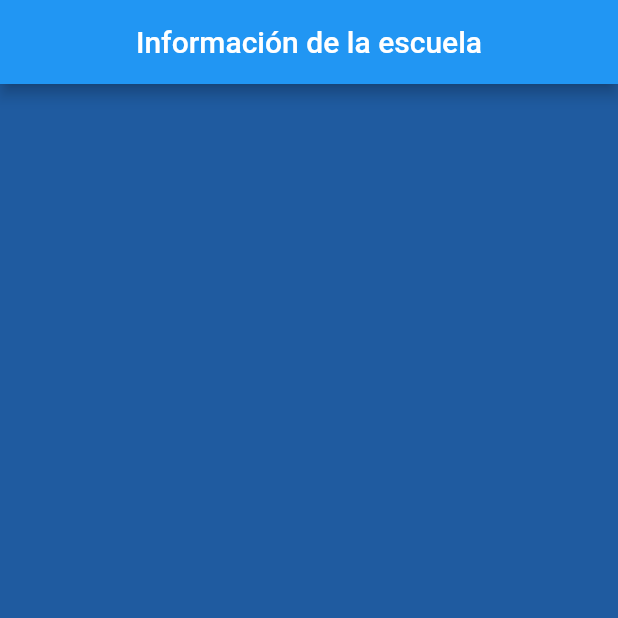
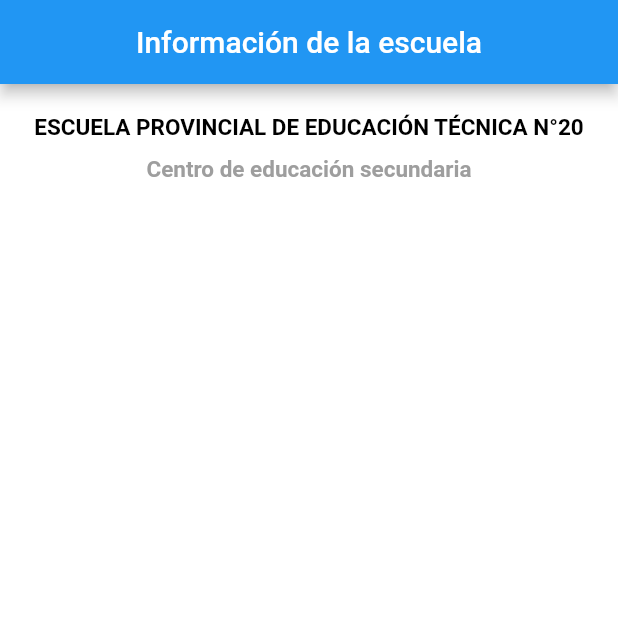
Before and after one commit to MauryBenavidez/School-maps, a Flutter app: the screen it shows after launch, on a phone screen of 412 x 824 dp, the top half of it. Run offline on Flutter 3.47's test engine with Material 2 defaults, Android fonts, the phone set to English and light mode, and no system bars; Roboto replaces fonts that are missing (Impact).

Commit message:
Pantalla Info Escuela - Añadiendo titulo
Se le añadió el titulo de la escuela a la pantalla.

```diff
--- a/lib/views/info_school.dart
+++ b/lib/views/info_school.dart
@@ -14,7 +14,39 @@ class ViewInfoSchool extends State<InfoSchool> {
         title: Text('Información de la escuela'),
         centerTitle: true,
       ),
-      backgroundColor: (Color(0xFF1F5BA0)),
+      backgroundColor: (Color(0xFFFFFFFF)),
+      body: Center(
+        child: Column(
+          children: [
+            SizedBox(
+              height: 20.0,
+            ),
+            Text(
+              "Escuela Provincial de Educación Técnica N°20".toUpperCase(),
+              textAlign: TextAlign.center,
+              style: TextStyle(
+                color: Colors.black,
+                fontSize: 15,
+                fontWeight: FontWeight.bold,
+                fontFamily: 'Impact',
+              ),
+            ),
+            SizedBox(
+              height: 10.0,
+            ),
+            Text(
+              "Centro de educación secundaria",
+              textAlign: TextAlign.start,
+              style: TextStyle(
+                color: Colors.grey,
+                fontSize: 15,
+                fontWeight: FontWeight.bold,
+                fontFamily: 'Impact',
+              ),
+            ),
+          ],
+        ),
+      ),
     );
   }
 }
--- a/pubspec.yaml
+++ b/pubspec.yaml
@@ -25,9 +25,6 @@ dependencies:
     sdk: flutter
   flutter_bloc: ^7.0.1
   adobe_xd: ^2.0.0+1
-  assets:
-  - assets/
-
 
 
 
@@ -50,7 +47,8 @@ flutter:
   # included with your application, so that you can use the icons in
   # the material Icons class.
   uses-material-design: true
-
+  assets:
+    - assets/
   # To add assets to your application, add an assets section, like this:
   # assets:
   #   - images/a_dot_burr.jpeg
```
